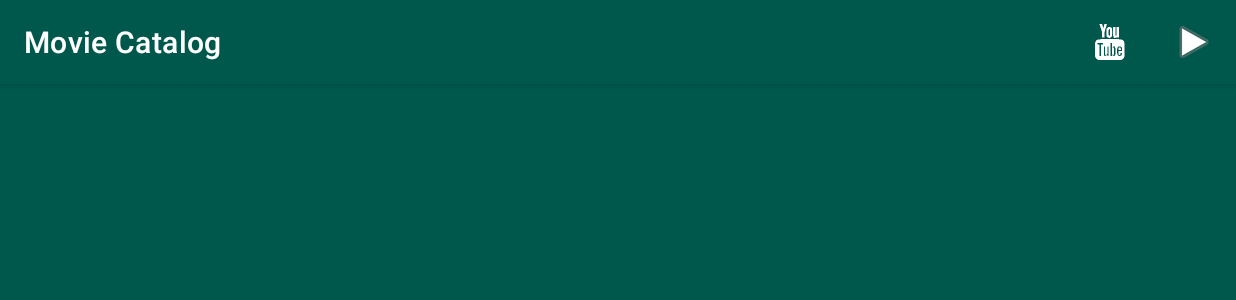
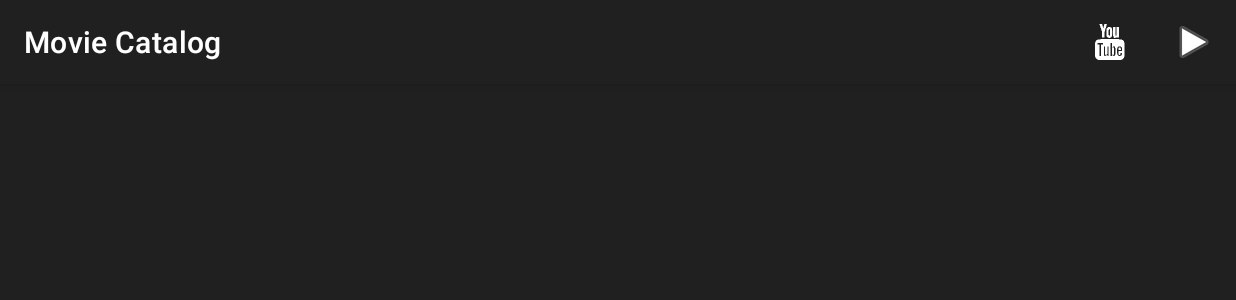
Before and after one commit to andreaiacono/MovieCatalog, an Android app: the MovieDetailActivity screen opened directly, with no data from a screen before it, on a phone screen of 824 x 412 dp (held sideways). Shown: the top 300 px of the screen. Run offline under Robolectric (Android 15) with nearby library versions, the phone set to English and light mode, and no system bars; 5 statements that could not run were skipped.

Commit message:
dark background on movie detail

```diff
--- a/app/src/main/res/layout/movie_detail.xml
+++ b/app/src/main/res/layout/movie_detail.xml
@@ -3,7 +3,7 @@
 <RelativeLayout xmlns:android="http://schemas.android.com/apk/res/android"
     android:layout_width="match_parent"
     android:layout_height="match_parent"
-    android:background="?attr/colorPrimaryDark">
+    android:background="@color/darkBackground">
 
     <android.support.design.widget.AppBarLayout
         android:id="@+id/detail_appbar"
@@ -14,7 +14,8 @@
             android:id="@+id/movieDetailToolbar"
             android:layout_width="match_parent"
             android:layout_height="?attr/actionBarSize"
-            android:background="?attr/colorPrimaryDark" />
+            android:background="@color/darkBackground" />
+
     </android.support.design.widget.AppBarLayout>
 
     <RelativeLayout
@@ -27,6 +28,7 @@
             android:id="@+id/movie_fullscreen_view"
             android:layout_width="fill_parent"
             android:layout_height="fill_parent"
+            android:background="@color/darkBackground"
             android:contentDescription="@string/movie_image_description" />
     </RelativeLayout>
 
```
